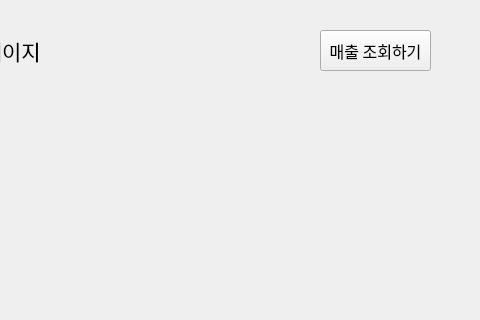
The window that adminpage.ui (2sseong/mini_project_2025-03) describes before a commit, drawn with Qt 5; both pictures show x 520 to 1000 and y 0 to 320 of the 1000 by 700 pixel window.
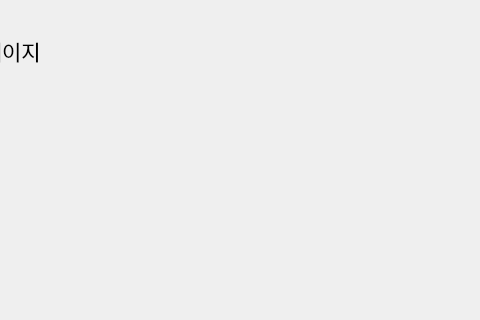
The same window after the commit.

Diff of the .ui file:
```diff
--- a/adminpage.ui
+++ b/adminpage.ui
@@ -32,25 +32,6 @@
     <string>홈으로</string>
    </property>
   </widget>
-  <widget class="QPushButton" name="btn_sales">
-   <property name="geometry">
-    <rect>
-     <x>840</x>
-     <y>30</y>
-     <width>111</width>
-     <height>41</height>
-    </rect>
-   </property>
-   <property name="font">
-    <font>
-     <family>NanumGothic</family>
-     <pointsize>12</pointsize>
-    </font>
-   </property>
-   <property name="text">
-    <string>매출 조회하기</string>
-   </property>
-  </widget>
   <widget class="QLabel" name="lbl_title">
    <property name="geometry">
     <rect>
```
